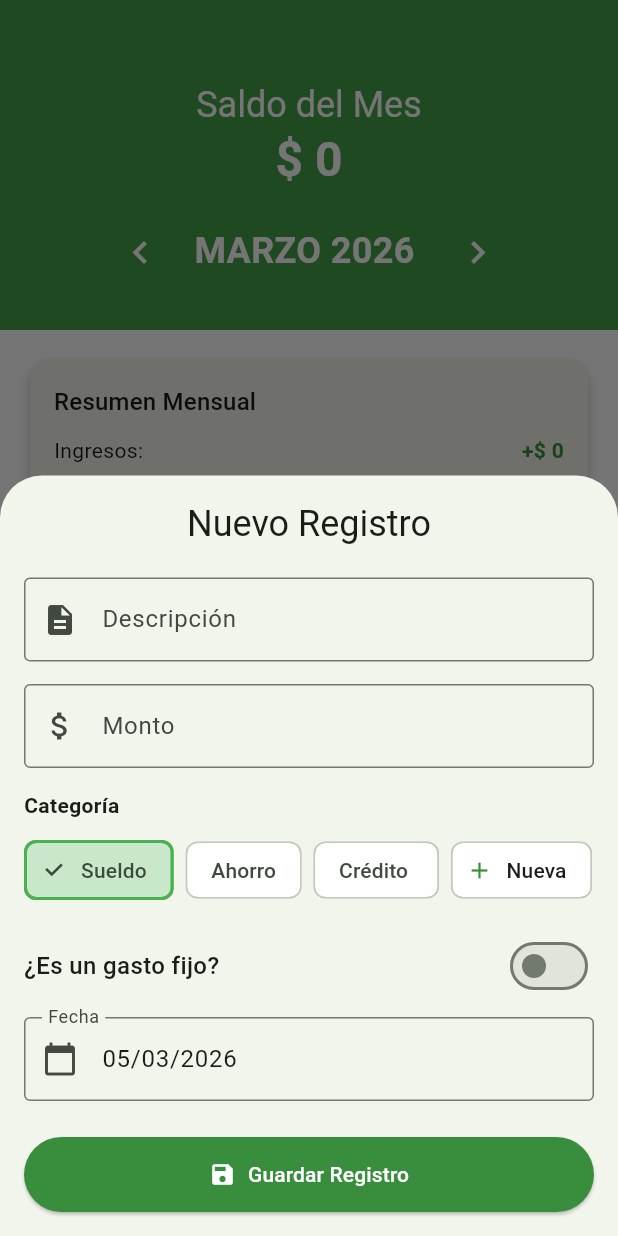
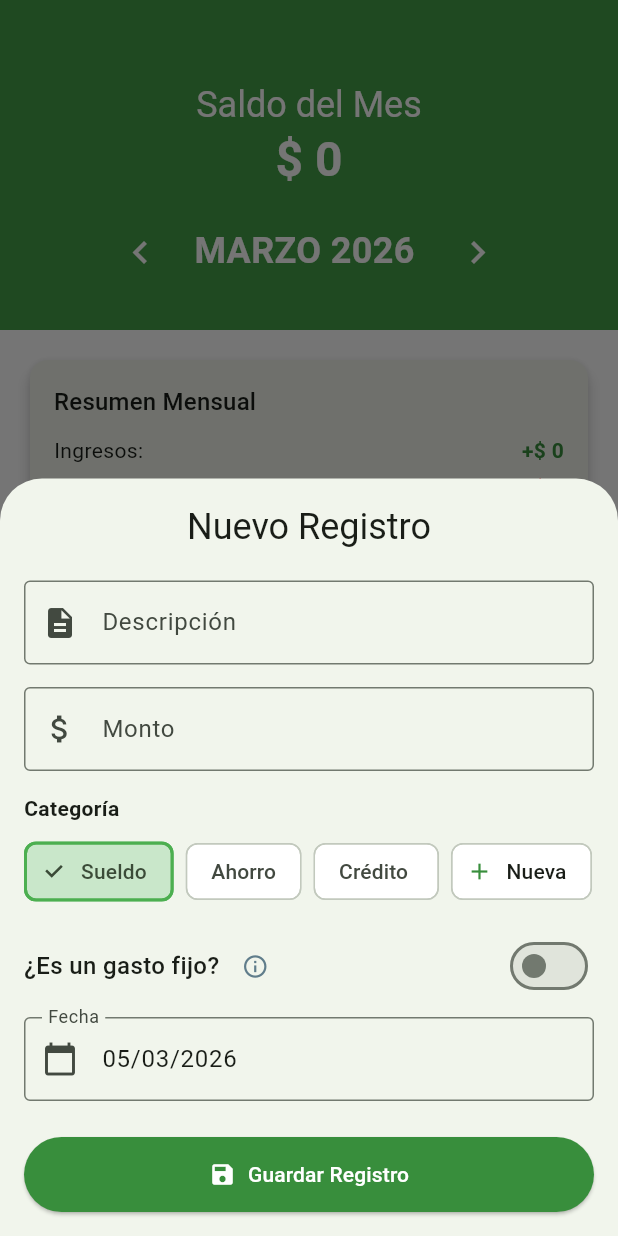
Before and after one commit to naravenar91/control-gastos-flutter, a Flutter app: the screen it shows after launch, after a tap on the "add" icon, on a phone screen of 412 x 824 dp. Run offline on Flutter 3.47's test engine with Material 3 defaults, Android fonts, the phone set to English and light mode, and no system bars; our stand-ins replace drift, equatable, file_picker, fl_chart, flutter_bloc, flutter_local_notifications and 6 more; missing offline and left inert: excel; accounts and stored records are empty; generated files the repository leaves out were written again.

Commit message:
Se mejora la forma de agregar una categoria y un gasto fijo

```diff
--- a/lib/presentation/widgets/add_gasto_sheet.dart
+++ b/lib/presentation/widgets/add_gasto_sheet.dart
@@ -32,6 +32,7 @@ class _AddGastoSheetState extends State<AddGastoSheet> {
 
   Categoria? _selectedCategoria;
   bool _esFijo = false;
+  bool _isExpanded = false;
   DateTime _selectedDate = DateTime.now();
   DateTime? _selectedFechaInicio;
   DateTime? _selectedFechaFin;
@@ -232,6 +233,57 @@ class _AddGastoSheetState extends State<AddGastoSheet> {
     }
   }
 
+  String get _recurrenceLabel {
+    final tipo = _selectedCategoria?.tipo;
+    if (tipo == TipoCategoria.ingreso) return '¿Es un ingreso recurrente?';
+    if (tipo == TipoCategoria.ahorro) return '¿Es un ahorro programado?';
+    return '¿Es un gasto fijo?';
+  }
+
+  void _showFixedGastoInfo() {
+    final tipo = _selectedCategoria?.tipo;
+    String title = '¿Qué es un gasto fijo?';
+    String term = 'gasto fijo';
+    String examples = 'Ejemplos: Dividendo, Internet, Plan de celular, etc.';
+
+    if (tipo == TipoCategoria.ingreso) {
+      title = '¿Qué es un ingreso recurrente?';
+      term = 'ingreso recurrente';
+      examples = 'Ejemplos: Sueldo mensual, Arriendo percibido, Jubilación, etc.';
+    } else if (tipo == TipoCategoria.ahorro) {
+      title = '¿Qué es un ahorro programado?';
+      term = 'ahorro programado';
+      examples = 'Ejemplos: Ahorro para vacaciones, Fondo de emergencia mensual, etc.';
+    }
+
+    showDialog(
+      context: context,
+      builder: (context) => AlertDialog(
+        shape: RoundedRectangleBorder(borderRadius: BorderRadius.circular(16)),
+        title: Text(title),
+        content: Column(
+          mainAxisSize: MainAxisSize.min,
+          crossAxisAlignment: CrossAxisAlignment.start,
+          children: [
+            Text('Un $term es aquel que:'),
+            const SizedBox(height: 8),
+            const Text('• Se repite periódicamente.'),
+            const Text('• Tiene un monto igual o muy similar.'),
+            const SizedBox(height: 16),
+            Text(examples, style: const TextStyle(fontStyle: FontStyle.italic, color: Colors.blueGrey)),
+          ],
+        ),
+        actions: [
+          TextButton(
+            onPressed: () => Navigator.pop(context),
+            style: TextButton.styleFrom(foregroundColor: Colors.green.shade700),
+            child: const Text('ENTENDIDO', style: TextStyle(fontWeight: FontWeight.bold)),
+          ),
+        ],
+      ),
+    );
+  }
+
   void _showReminderDialog(BuildContext context) {
     showDialog(
       context: context,
@@ -322,7 +374,18 @@ class _AddGastoSheetState extends State<AddGastoSheet> {
               Row(
                 mainAxisAlignment: MainAxisAlignment.spaceBetween,
                 children: [
-                  const Text('¿Es un gasto fijo?', style: TextStyle(fontSize: 16, fontWeight: FontWeight.w500)),
+                  Row(
+                    mainAxisSize: MainAxisSize.min,
+                    children: [
+                      Text(_recurrenceLabel, style: const TextStyle(fontSize: 16, fontWeight: FontWeight.w500)),
+                      IconButton(
+                        onPressed: _showFixedGastoInfo,
+                        icon: const Icon(Icons.info_outline, size: 18, color: Colors.blueGrey),
+                        padding: EdgeInsets.zero,
+                        constraints: const BoxConstraints(),
+                      ),
+                    ],
+                  ),
                   Switch(
                     value: _esFijo,
                     activeColor: Colors.red.shade700,
@@ -396,19 +459,61 @@ class _AddGastoSheetState extends State<AddGastoSheet> {
       stream: context.read<CategoriaRepository>().watchAllCategorias(),
       builder: (context, snapshot) {
         final raw = snapshot.data ?? [];
-        if (raw.isEmpty && snapshot.connectionState == ConnectionState.waiting) return const Center(child: CircularProgressIndicator());
+        if (raw.isEmpty && snapshot.connectionState == ConnectionState.waiting) {
+          return const Center(child: CircularProgressIndicator());
+        }
+
         final cats = List<Categoria>.from(raw)..sort((a, b) {
-          int getPriority(String d) { final s = d.toLowerCase(); if (s == 'sueldo') return 0; if (s == 'crédito' || s == 'credito') return 1; if (s == 'ahorro') return 2; return 3; }
-          final pA = getPriority(a.descripcion); final pB = getPriority(b.descripcion); return (pA != pB) ? pA.compareTo(pB) : a.descripcion.toLowerCase().compareTo(b.descripcion.toLowerCase());
+          int getPriority(String d) {
+            final s = d.toLowerCase();
+            if (s == 'sueldo') return 0;
+            if (s == 'crédito' || s == 'credito') return 1;
+            if (s == 'ahorro') return 2;
+            return 3;
+          }
+          final pA = getPriority(a.descripcion);
+          final pB = getPriority(b.descripcion);
+          return (pA != pB) ? pA.compareTo(pB) : a.descripcion.toLowerCase().compareTo(b.descripcion.toLowerCase());
         });
+
         if (_selectedCategoria == null && cats.isNotEmpty) {
-          _selectedCategoria = widget.gasto != null ? cats.firstWhere((c) => c.id == widget.gasto!.idCategoria, orElse: () => cats.first) : cats.first;
+          _selectedCategoria = widget.gasto != null
+              ? cats.firstWhere((c) => c.id == widget.gasto!.idCategoria, orElse: () => cats.first)
+              : cats.first;
         }
-        return SizedBox(height: 50, child: ListView.separated(scrollDirection: Axis.horizontal, itemCount: cats.length + 1, separatorBuilder: (c, i) => const SizedBox(width: 8), itemBuilder: (c, i) {
-          if (i == cats.length) return ActionChip(avatar: const Icon(Icons.add, size: 18), label: const Text('Nueva'), onPressed: _showCreateCategoriaDialog);
-          final cat = cats[i]; final isSelected = _selectedCategoria?.id == cat.id; final color = Color(cat.colorValue);
-          return ChoiceChip(label: Text(cat.descripcion), selected: isSelected, selectedColor: color.withOpacity(0.3), side: isSelected ? BorderSide(color: color, width: 2) : null, onSelected: (s) { if (s) setState(() => _selectedCategoria = cat); });
-        }));
+
+        final visibleCats = _isExpanded ? cats : cats.take(3).toList();
+
+        return Wrap(
+          spacing: 8.0,
+          runSpacing: 8.0,
+          children: [
+            ...visibleCats.map((cat) {
+              final isSelected = _selectedCategoria?.id == cat.id;
+              final color = Color(cat.colorValue);
+              return ChoiceChip(
+                label: Text(cat.descripcion),
+                selected: isSelected,
+                selectedColor: color.withOpacity(0.3),
+                side: isSelected ? BorderSide(color: color, width: 2) : null,
+                onSelected: (s) {
+                  if (s) setState(() => _selectedCategoria = cat);
+                },
+              );
+            }),
+            if (!_isExpanded && cats.length > 3)
+              ActionChip(
+                label: const Text('Ver todas'),
+                avatar: const Icon(Icons.keyboard_arrow_down, size: 18),
+                onPressed: () => setState(() => _isExpanded = true),
+              ),
+            ActionChip(
+              avatar: const Icon(Icons.add, size: 18),
+              label: const Text('Nueva'),
+              onPressed: _showCreateCategoriaDialog,
+            ),
+          ],
+        );
       },
     );
   }
```
